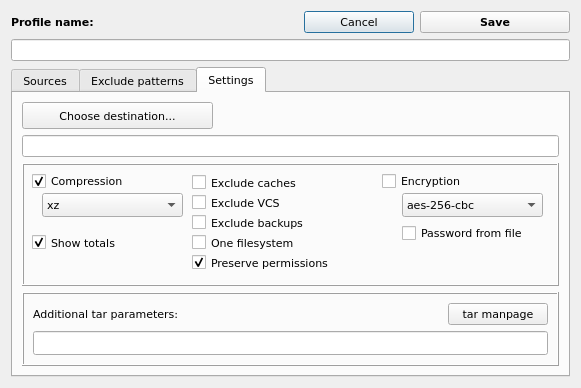
Above: tar-backup/adddialog.ui from marazmista/tar-backup before the change. Below: the same form after it.
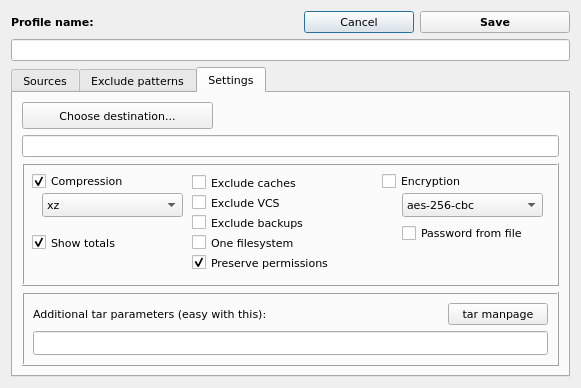
That is the form after the change.

Commit message: activity log on output tab, other minor changes

Patch:
```diff
--- a/tar-backup/adddialog.ui
+++ b/tar-backup/adddialog.ui
@@ -484,7 +484,7 @@
              <string/>
             </property>
             <property name="text">
-             <string>Additional tar parameters:</string>
+             <string>Additional tar parameters (easy with this):</string>
             </property>
            </widget>
           </item>
```
Left out of the diff: 4 changed lines with no effect on the pictures. The commit also changes 5 other files.
